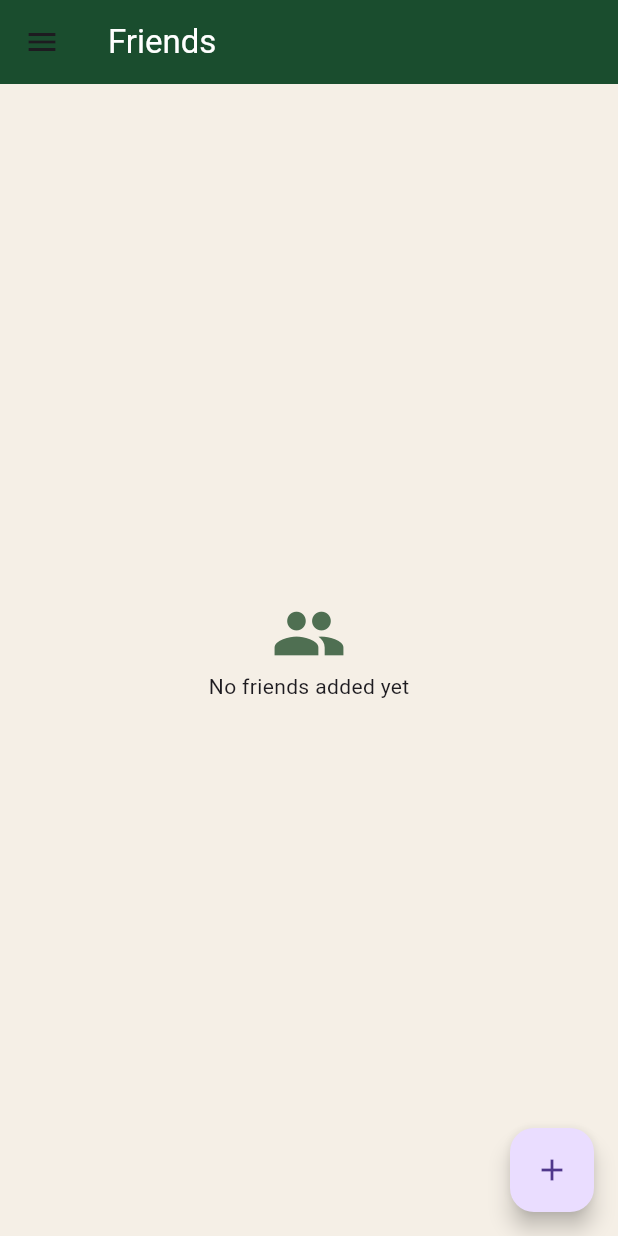
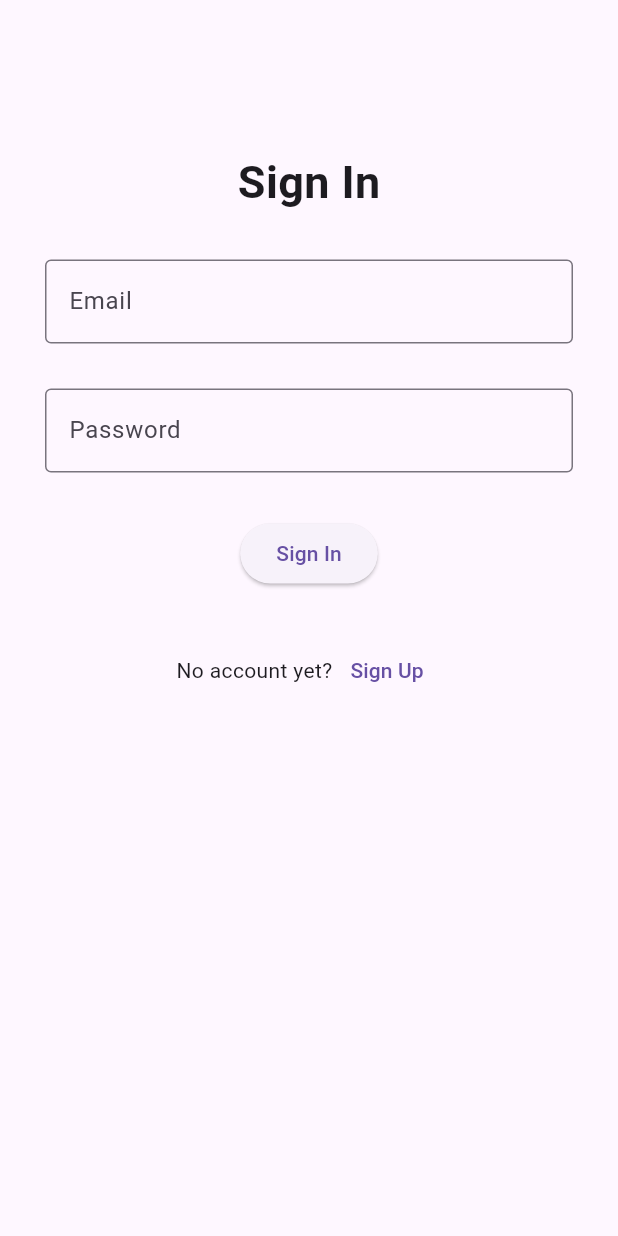
Before and after one commit to Kapitanzxc/CMSC-23-Project, a Flutter app: the screen it shows after launch, on a phone screen of 412 x 824 dp. Run offline on Flutter 3.47's test engine with Material 3 defaults, Android fonts, the phone set to English and light mode, and no system bars; our stand-ins replace cloud_firestore, firebase_auth, firebase_core; accounts and stored records are empty.

Commit message:
Connect the app to a firebase authentication with working sign in page

```diff
--- /dev/null
+++ b/lib/api/firebase_auth_api.dart
@@ -0,0 +1,35 @@
+import 'package:firebase_auth/firebase_auth.dart';
+
+class FirebaseAuthAPI {
+  final FirebaseAuth auth = FirebaseAuth.instance;
+
+  Stream<User?> getUserStream() {
+    return auth.authStateChanges(); // Returns a stream of user changes
+  }
+
+  User? getUser() {
+    return auth.currentUser; // Returns who is logged in
+  }
+
+  Future<String> signIn(String email, String password) async {
+    try {
+      await auth.signInWithEmailAndPassword(email: email, password: password);
+      return "Successfully signed in!";
+    } on FirebaseAuthException catch(e) {
+      return "Failed at error: ${e.code}";
+    }
+  }
+
+  Future<String> signUp(String email, String password) async {
+    try {
+      await auth.createUserWithEmailAndPassword(email: email, password: password);
+      return "Successfully created account!";
+    } on FirebaseAuthException catch(e) {
+      return "Failed at error: ${e.code}";
+    }
+  }
+
+  Future<void> signOut() async {
+    await auth.signOut();
+  }
+}
--- a/lib/main.dart
+++ b/lib/main.dart
@@ -1,12 +1,15 @@
 // Import statements
+
+import 'package:firebase_core/firebase_core.dart';
 import 'package:flutter/material.dart';
-import 'package:tolentino_exer7_firebase/provider/friends_provider.dart';
-import 'package:tolentino_exer7_firebase/screens/friend_page.dart';
-import 'package:tolentino_exer7_firebase/screens/slambook_page.dart';
-import 'package:tolentino_exer7_firebase/screens/summary_page.dart';
-import 'package:firebase_core/firebase_core.dart';
-import 'firebase_options.dart';
 import 'package:provider/provider.dart';
+import 'package:tolentino_mini_project/firebase_options.dart';
+import 'package:tolentino_mini_project/provider/auth_provider.dart';
+import 'package:tolentino_mini_project/provider/friends_provider.dart';
+import 'package:tolentino_mini_project/screens/pages/friend_page.dart';
+import 'package:tolentino_mini_project/screens/pages/home_page.dart';
+import 'package:tolentino_mini_project/screens/pages/slambook_page.dart';
+import 'package:tolentino_mini_project/screens/pages/summary_page.dart';
 
 Future<void> main() async {
   // Initializing the firebase
@@ -20,6 +23,7 @@
       // Friend List Provider
       providers: [
         ChangeNotifierProvider(create: ((context) => FriendListProvider())),
+        ChangeNotifierProvider(create: ((context) => UserAuthProvider()))
       ],
       child: const SplashScreen(),
     ),
@@ -34,9 +38,12 @@
     return MaterialApp(
       title: 'Slambook App',
       // Declaring routes
-      initialRoute: "friendspage",
+      initialRoute: "/",
       onGenerateRoute: (settings) {
         if (settings.name == "/") {
+          return MaterialPageRoute(builder: (context) => const HomePage());
+        }
+        if (settings.name == "friendspage") {
           return MaterialPageRoute(builder: (context) => const FriendsPage());
         }
 
--- a/lib/models/friend_model.dart
+++ b/lib/models/friend_model.dart
@@ -1,5 +1,3 @@
-import 'dart:convert';
-
 // Friend Class
 class Friend {
   String? id;
--- /dev/null
+++ b/lib/provider/auth_provider.dart
@@ -0,0 +1,31 @@
+import 'package:firebase_auth/firebase_auth.dart';
+import 'package:flutter/material.dart';
+import 'package:tolentino_mini_project/api/firebase_auth_api.dart';
+
+class UserAuthProvider with ChangeNotifier {
+  late FirebaseAuthAPI authService;
+  late Stream<User?> userStream;
+  User? user;
+
+  UserAuthProvider() {
+    authService = FirebaseAuthAPI();
+    userStream = authService.getUserStream();
+  }
+
+  Future<String> signIn(String email, String password) async {
+    String response = await authService.signIn(email, password);
+    notifyListeners();
+    return response;
+  }
+
+  Future<String> signUp(String email, String password) async {
+    String response = await authService.signUp(email, password);
+    notifyListeners();
+    return response;
+  }
+
+  Future<void> signOut() async {
+    await authService.signOut();
+    notifyListeners();
+  }
+}
--- a/lib/provider/friends_provider.dart
+++ b/lib/provider/friends_provider.dart
@@ -1,9 +1,9 @@
+// Provider class
 import 'package:cloud_firestore/cloud_firestore.dart';
 import 'package:flutter/material.dart';
-import 'package:tolentino_exer7_firebase/api/friend_api.dart';
-import 'package:tolentino_exer7_firebase/models/friend_model.dart';
+import 'package:tolentino_mini_project/api/firebase_friend_api.dart';
+import 'package:tolentino_mini_project/models/friend_model.dart';
 
-// Provider class
 class FriendListProvider with ChangeNotifier {
   late Stream<QuerySnapshot> _friendsStream;
   var firebaseService = FirebaseFriendsAPI();
--- /dev/null
+++ b/lib/screens/account_creation/signin_page.dart
@@ -0,0 +1,135 @@
+import 'package:flutter/material.dart';
+import 'package:provider/provider.dart';
+import 'package:tolentino_mini_project/provider/auth_provider.dart';
+
+import 'signup_page.dart';
+
+class SignInPage extends StatefulWidget {
+  const SignInPage({super.key});
+
+  @override
+  State<SignInPage> createState() => _SignInPageState();
+}
+
+class _SignInPageState extends State<SignInPage> {
+  final _formKey = GlobalKey<FormState>();
+  String? email;
+  String? password;
+  bool showSignInErrorMessage = false;
+
+  @override
+  Widget build(BuildContext context) {
+    return Scaffold(
+      body: SingleChildScrollView(
+        child: Container(
+            margin: const EdgeInsets.symmetric(vertical: 100, horizontal: 30),
+            child: Form(
+              key: _formKey,
+              child: Column(
+                mainAxisAlignment: MainAxisAlignment.center,
+                children: [
+                  heading,
+                  emailField,
+                  passwordField,
+                  showSignInErrorMessage ? signInErrorMessage : Container(),
+                  submitButton,
+                  signUpButton
+                ],
+              ),
+            )),
+      ),
+    );
+  }
+
+  Widget get heading => const Padding(
+        padding: EdgeInsets.only(bottom: 30),
+        child: Text(
+          "Sign In",
+          style: TextStyle(fontSize: 30, fontWeight: FontWeight.bold),
+        ),
+      );
+
+  Widget get emailField => Padding(
+        padding: const EdgeInsets.only(bottom: 30),
+        child: TextFormField(
+          decoration: const InputDecoration(
+              border: OutlineInputBorder(),
+              label: Text("Email"),
+              hintText: "juandelacruz09@gmail.com"),
+          onSaved: (value) => setState(() => email = value),
+          validator: (value) {
+            if (value == null || value.isEmpty) {
+              return "Please enter your email";
+            }
+            return null;
+          },
+        ),
+      );
+
+  Widget get passwordField => Padding(
+        padding: const EdgeInsets.only(bottom: 30),
+        child: TextFormField(
+          decoration: const InputDecoration(
+              border: OutlineInputBorder(),
+              label: Text("Password"),
+              hintText: "******"),
+          obscureText: true,
+          onSaved: (value) => setState(() => password = value),
+          validator: (value) {
+            if (value == null || value.isEmpty) {
+              return "Please enter your password";
+            }
+            return null;
+          },
+        ),
+      );
+
+  Widget get signInErrorMessage => const Padding(
+        padding: EdgeInsets.only(bottom: 30),
+        child: Text(
+          "Invalid email or password",
+          style: TextStyle(color: Colors.red),
+        ),
+      );
+
+  Widget get submitButton => ElevatedButton(
+      onPressed: () async {
+        if (_formKey.currentState!.validate()) {
+          _formKey.currentState!.save();
+          String? message = await context
+              .read<UserAuthProvider>()
+              .authService
+              .signIn(email!, password!);
+
+          print(message);
+          print(showSignInErrorMessage);
+
+          setState(() {
+            if (message != null && message.isNotEmpty) {
+              showSignInErrorMessage = true;
+            } else {
+              showSignInErrorMessage = false;
+            }
+          });
+        }
+      },
+      child: const Text("Sign In"));
+
+  Widget get signUpButton => Padding(
+        padding: const EdgeInsets.all(30),
+        child: Row(
+          mainAxisAlignment: MainAxisAlignment.center,
+          children: [
+            const Text("No account yet?"),
+            TextButton(
+                onPressed: () {
+                  Navigator.push(
+                      context,
+                      MaterialPageRoute(
+                          builder: (context) => const SignUpPage()));
+                },
+                child: const Text("Sign Up"))
+          ],
+        ),
+      );
+}
--- /dev/null
+++ b/lib/screens/pages/home_page.dart
@@ -0,0 +1,44 @@
+import 'package:firebase_auth/firebase_auth.dart';
+import 'package:flutter/material.dart';
+import 'package:provider/provider.dart';
+import 'package:tolentino_mini_project/provider/auth_provider.dart';
+import 'package:tolentino_mini_project/screens/pages/friend_page.dart';
+
+import '../account_creation/signin_page.dart';
+
+class HomePage extends StatefulWidget {
+  const HomePage({super.key});
+
+  @override
+  State<HomePage> createState() => _HomePageState();
+}
+
+class _HomePageState extends State<HomePage> {
+  @override
+  Widget build(BuildContext context) {
+    Stream<User?> userStream = context.watch<UserAuthProvider>().userStream;
+
+    return StreamBuilder(
+        stream: userStream,
+        builder: (context, snapshot) {
+          if (snapshot.hasError) {
+            return Scaffold(
+              body: Center(
+                child: Text("Error encountered! ${snapshot.error}"),
+              ),
+            );
+          } else if (snapshot.connectionState == ConnectionState.waiting) {
+            return const Scaffold(
+              body: Center(
+                child: CircularProgressIndicator(),
+              ),
+            );
+          } else if (!snapshot.hasData) {
+            return const SignInPage(); // Will go to the sign in page if user is not logged in
+          }
+
+          // if user is logged in, display the scaffold containing the streambuilder for the todos
+          return const FriendsPage();
+        });
+  }
+}
--- a/lib/screens/modal_page.dart
+++ b/lib/screens/pages/modal_page.dart
@@ -1,7 +1,7 @@
 import 'package:flutter/material.dart';
 import 'package:provider/provider.dart';
-import 'package:tolentino_exer7_firebase/models/friend_model.dart';
-import 'package:tolentino_exer7_firebase/provider/friends_provider.dart';
+import 'package:tolentino_mini_project/models/friend_model.dart';
+import 'package:tolentino_mini_project/provider/friends_provider.dart';
 
 // Page for editing and deleting a friend
 class ModalPage extends StatefulWidget {
--- a/lib/screens/slambook_page.dart
+++ b/lib/screens/pages/slambook_page.dart
@@ -1,7 +1,7 @@
 import 'package:flutter/material.dart';
 import 'package:provider/provider.dart';
-import 'package:tolentino_exer7_firebase/models/friend_model.dart';
-import 'package:tolentino_exer7_firebase/provider/friends_provider.dart';
+import 'package:tolentino_mini_project/models/friend_model.dart';
+import 'package:tolentino_mini_project/provider/friends_provider.dart';
 
 class SlamBook extends StatefulWidget {
   const SlamBook({super.key});
--- a/pubspec.yaml
+++ b/pubspec.yaml
@@ -1,4 +1,4 @@
-name: tolentino_exer7_firebase
+name: tolentino_mini_project
 description: "A new Flutter project."
 # The following line prevents the package from being accidentally published to
 # pub.dev using `flutter pub publish`. This is preferred for private packages.
@@ -38,6 +38,7 @@ dependencies:
   firebase_core: ^3.2.0
   cloud_firestore: ^5.1.0
   provider: ^6.1.2
+  firebase_auth: ^5.1.2
 
 dev_dependencies:
   flutter_test:
```
Also changed, not shown: lib/screens/account_creation/signup_page.dart (added, +92 -0 lines), lib/screens/pages/friend_page.dart (renamed from lib/screens/friend_page.dart, +11 -3 lines), firebase.json, lib/api/firebase_friend_api.dart (renamed from lib/api/friend_api.dart), lib/firebase_options.dart, lib/screens/pages/summary_page.dart (renamed from lib/screens/summary_page.dart), pubspec.lock, 5 other files.
